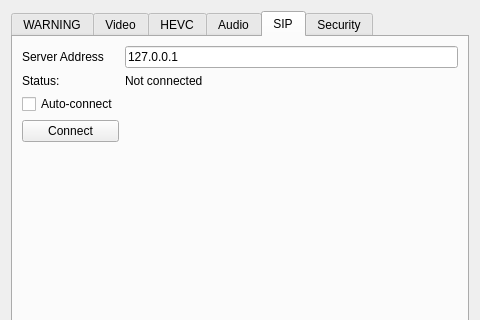
Qt form ui/advancedSettings.ui (ultravideo/uvgComm) before a commit; both pictures show x 0 to 480 and y 0 to 320 of the 480 by 640 pixel window.
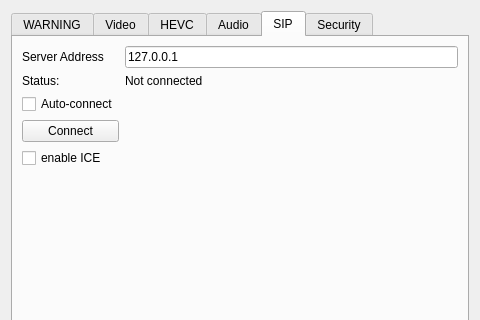
The same form after that commit. The open tabs and pages were chosen to show the change.

Commit message: Added checkbox to enable ice.

What changed in the file:
```diff
--- a/ui/advancedSettings.ui
+++ b/ui/advancedSettings.ui
@@ -712,7 +712,7 @@
          </property>
         </widget>
        </item>
-       <item row="4" column="1">
+       <item row="5" column="1">
         <spacer name="verticalSpacer">
          <property name="orientation">
           <enum>Qt::Vertical</enum>
@@ -752,6 +752,13 @@
          </property>
         </widget>
        </item>
+       <item row="4" column="0">
+        <widget class="QCheckBox" name="ice">
+         <property name="text">
+          <string>enable ICE</string>
+         </property>
+        </widget>
+       </item>
       </layout>
      </widget>
      <widget class="QWidget" name="tab">
```
Left out of the diff: 28 changed lines with no effect on the pictures. The commit also changes 1 other file.
